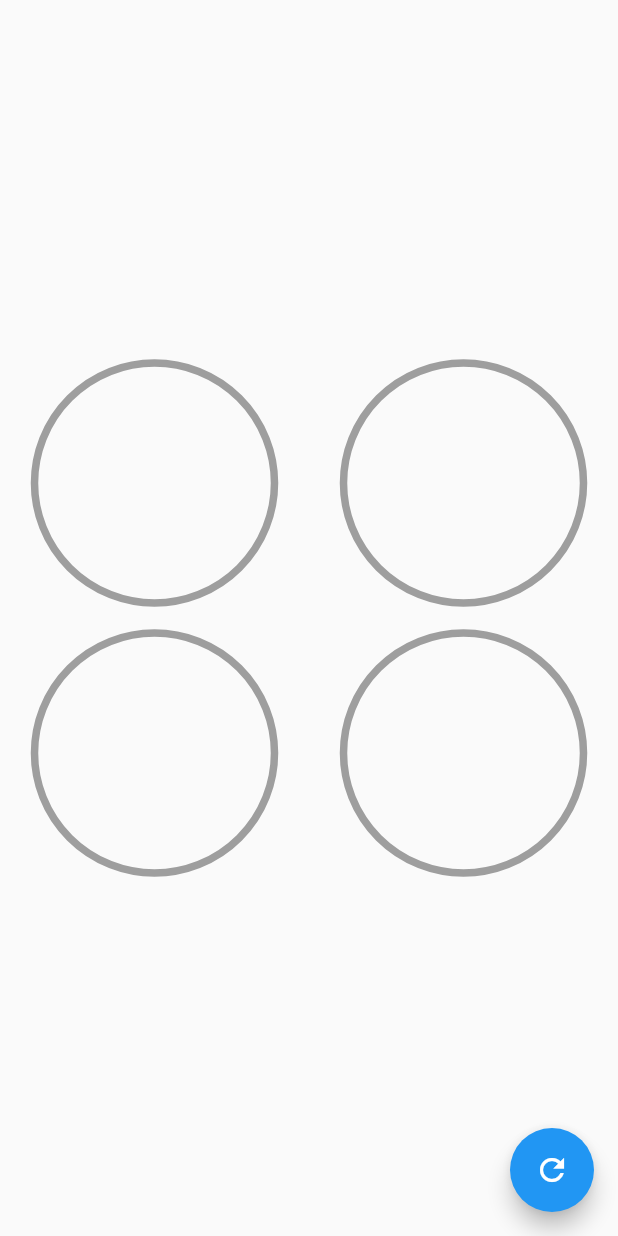
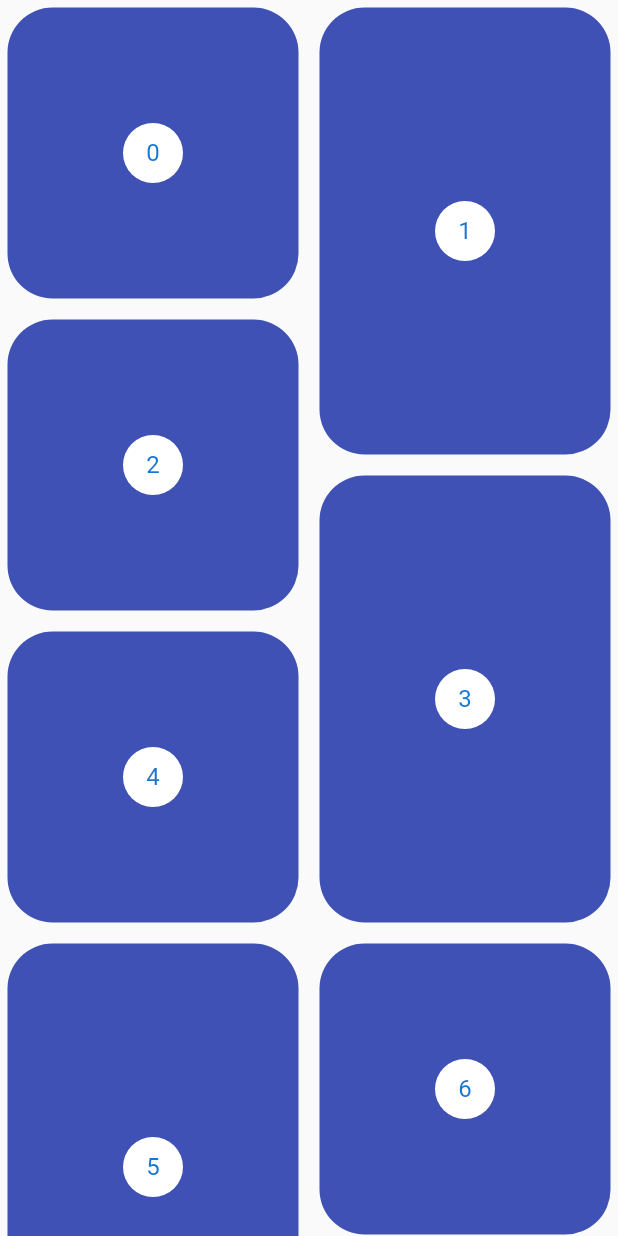
Before and after one commit to edinsonAC/animaciones_personalizadas, a Flutter app: the screen it shows after launch, on a phone screen of 412 x 824 dp. Run offline on Flutter 3.47's test engine with Material 2 defaults, Android fonts, the light colour scheme and no system bars; our stand-ins replace flutter_svg.

Commit message:
subiendo cambios

```diff
--- a/lib/main.dart
+++ b/lib/main.dart
@@ -1,4 +1,4 @@
-import 'package:animaciones_personalizadas/src/screens/graficas_circulares.dart';
+import 'package:animaciones_personalizadas/src/screens/pinterest_page.dart';
 import 'package:flutter/material.dart';
 
 void main() => runApp(MyApp());
@@ -6,9 +6,9 @@ void main() => runApp(MyApp());
 class MyApp extends StatelessWidget {
   @override
   Widget build(BuildContext context) {
-    return MaterialApp(
+    return const MaterialApp(
       title: 'Material App',
-      home: GraficasCircularesScreen(),
+      home: PinterestPage(),
     );
   }
 }
--- a/lib/src/retos/cuadrado_animado_sreen.dart
+++ b/lib/src/retos/cuadrado_animado_sreen.dart
@@ -5,7 +5,7 @@ class CuadradoAnimadoScreen extends StatelessWidget {
 
   @override
   Widget build(BuildContext context) {
-    return Scaffold(
+    return const Scaffold(
       body: Center(child: _CuadradoAnimado()),
     );
   }
--- a/lib/src/screens/animaciones.dart
+++ b/lib/src/screens/animaciones.dart
@@ -1,4 +1,5 @@
 import 'package:flutter/material.dart';
+// ignore: library_prefixes
 import 'dart:math' as Math;
 
 class AnimacionesScreen extends StatelessWidget {
--- /dev/null
+++ b/lib/src/screens/pinterest_page.dart
@@ -0,0 +1,57 @@
+import 'package:flutter/material.dart';
+import 'package:flutter_staggered_grid_view/flutter_staggered_grid_view.dart';
+
+class PinterestPage extends StatelessWidget {
+  const PinterestPage({Key? key}) : super(key: key);
+
+  @override
+  Widget build(BuildContext context) {
+    return Scaffold(
+      body: Center(child: PinterestGrid()),
+    );
+  }
+}
+
+class PinterestGrid extends StatelessWidget {
+  final List<int> items = List.generate(200, (i) => i);
+
+  @override
+  Widget build(BuildContext context) {
+    return StaggeredGridView.countBuilder(
+      crossAxisCount: 4,
+      itemCount: items.length,
+      itemBuilder: (context, index) {
+        return _PinteresItem(
+          index: index,
+        );
+      },
+      staggeredTileBuilder: (index) =>
+          StaggeredTile.count(2, index.isEven ? 2 : 3),
+      mainAxisSpacing: 4.0,
+      crossAxisSpacing: 4.0,
+    );
+  }
+}
+
+class _PinteresItem extends StatelessWidget {
+  final int index;
+  const _PinteresItem({
+    super.key,
+    required this.index,
+  });
+
+  @override
+  Widget build(BuildContext context) {
+    return Container(
+      margin: EdgeInsets.all(5),
+      decoration: const BoxDecoration(
+          color: Colors.indigo,
+          borderRadius: BorderRadius.all(Radius.circular(30))),
+      child: Center(
+          child: CircleAvatar(
+        backgroundColor: Colors.white,
+        child: Text('$index'),
+      )),
+    );
+  }
+}
--- a/lib/src/widgets/radial_progress.dart
+++ b/lib/src/widgets/radial_progress.dart
@@ -5,7 +5,7 @@ import 'package:flutter/material.dart';
 class RadialProgress extends StatefulWidget {
   final porcentaje;
   final Color color;
-  final grosorSecundario;
+  final double grosorSecundario;
   const RadialProgress(
       {Key? key,
       this.porcentaje,
```
Also changed, not shown: lib/src/labs/circular_progress.dart (+3 -4 lines), lib/src/labs/slideshow_screen.dart (added, +129 -0 lines), lib/src/models/slider_model.dart (added, +12 -0 lines), lib/src/screens/slideshow_sreen.dart (added, +41 -0 lines), lib/src/widgets/slideshow.dart (added, +218 -0 lines), pubspec.yaml (+5 -2 lines), assets/svgs/1.svg (added), assets/svgs/2.svg (added), assets/svgs/3.svg (added), assets/svgs/4.svg (added), assets/svgs/5.svg (added), assets/svgs/6.svg (added), pubspec.lock, 1 other file.
